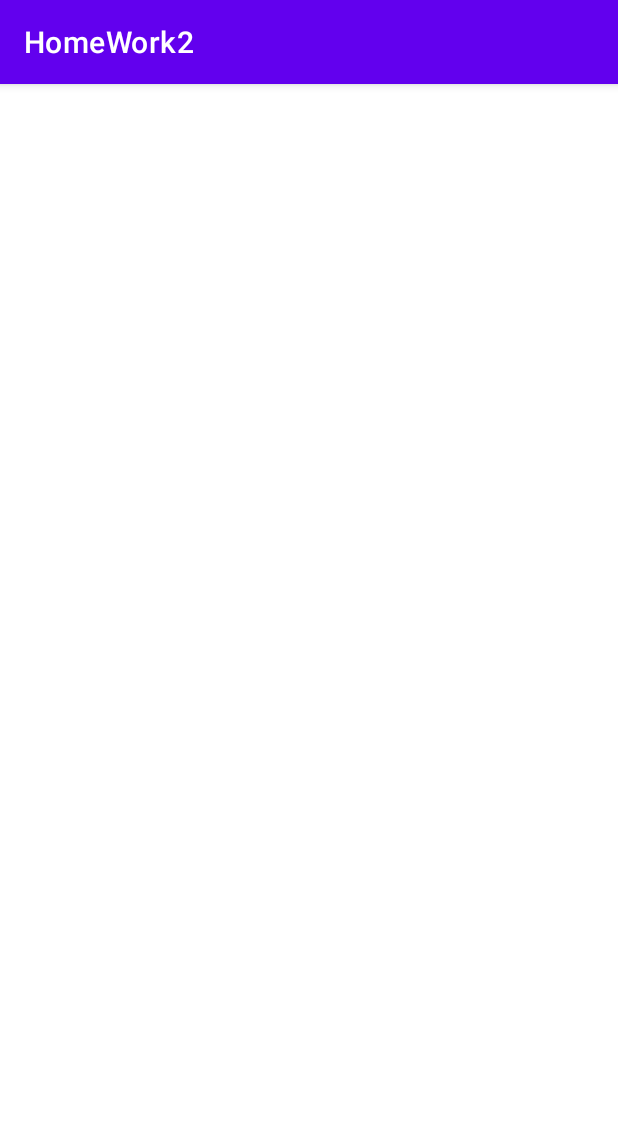
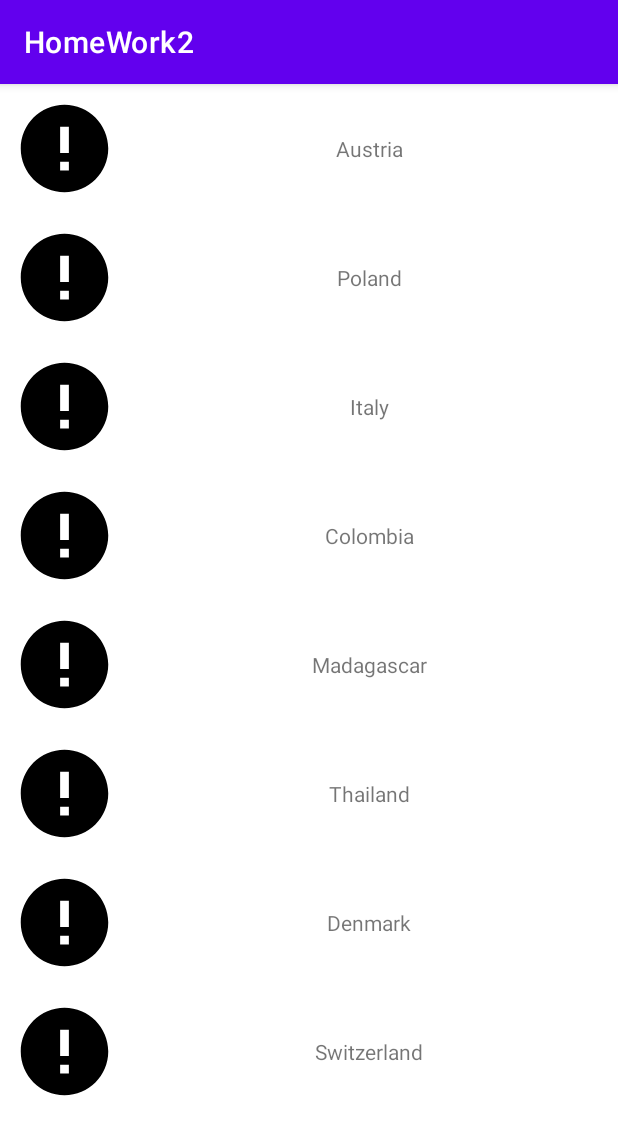
Before and after one commit to Pipssec/AstonHW_3_1, an Android app: the screen it shows after launch (MainActivity), on a phone screen of 412 x 824 dp. Shown: the top 1135 px of the screen. Run offline under Robolectric (Android 15) with nearby library versions, the phone set to English and light mode, and no system bars; our stand-ins replace Picasso; pictures from the network do not load.

Commit message:
Completed 3_1

```diff
--- a/app/build.gradle
+++ b/app/build.gradle
@@ -30,6 +30,9 @@ android {
     kotlinOptions {
         jvmTarget = '11'
     }
+    buildFeatures{
+        viewBinding true
+    }
 }
 
 dependencies {
@@ -42,4 +45,7 @@ dependencies {
     androidTestImplementation 'androidx.test.ext:junit:1.1.5'
     androidTestImplementation 'androidx.test.espresso:espresso-core:3.5.1'
     implementation 'androidx.recyclerview:recyclerview:1.3.0'
+    implementation 'com.squareup.picasso:picasso:2.5.2'
+
+
 }
--- a/app/src/main/AndroidManifest.xml
+++ b/app/src/main/AndroidManifest.xml
@@ -1,7 +1,7 @@
 <?xml version="1.0" encoding="utf-8"?>
 <manifest xmlns:android="http://schemas.android.com/apk/res/android"
     xmlns:tools="http://schemas.android.com/tools">
-
+    <uses-permission android:name="android.permission.INTERNET" />
     <application
         android:allowBackup="true"
         android:dataExtractionRules="@xml/data_extraction_rules"
--- /dev/null
+++ b/app/src/main/java/com/example/homework2/FlagsAdapter.kt
@@ -0,0 +1,36 @@
+package com.example.homework2
+
+import android.view.LayoutInflater
+import android.view.ViewGroup
+import androidx.recyclerview.widget.RecyclerView
+import com.example.homework2.databinding.FlagItemBinding
+import com.example.homework2.model.Flag
+import com.squareup.picasso.Picasso
+
+class FlagsAdapter (private val list: List<Flag>): RecyclerView.Adapter<FlagsAdapter.ViewHolder>(){
+    class ViewHolder(binding: FlagItemBinding): RecyclerView.ViewHolder(binding.root) {
+        val pictureFlag = binding.ivRvFlag
+        val nameFlag = binding.tvCountryName
+
+        fun bind(flag: Flag, holder: ViewHolder) {
+            nameFlag.text = flag.name
+            Picasso.with(holder.itemView.context)
+                .load(flag.picture)
+                .fit()
+                .error(R.drawable.baseline_error_24)
+                .into(pictureFlag)
+        }
+
+    }
+
+    override fun onCreateViewHolder(parent: ViewGroup, viewType: Int): ViewHolder {
+        val binding = FlagItemBinding.inflate(LayoutInflater.from(parent.context), parent, false)
+        return ViewHolder(binding)
+    }
+
+    override fun onBindViewHolder(holder: ViewHolder, position: Int) {
+        holder.bind(list[position], holder)
+    }
+
+    override fun getItemCount(): Int = list.size
+}
--- a/app/src/main/java/com/example/homework2/MainActivity.kt
+++ b/app/src/main/java/com/example/homework2/MainActivity.kt
@@ -1,16 +1,35 @@
 package com.example.homework2
 
-import android.content.Intent
 import android.os.Bundle
-import android.widget.Button
-import android.widget.TextView
 import androidx.appcompat.app.AppCompatActivity
+import androidx.recyclerview.widget.RecyclerView
+import com.example.homework2.databinding.ActivityMainBinding
+import com.example.homework2.model.Flag
 
 
 class MainActivity : AppCompatActivity() {
-
+    lateinit var binding: ActivityMainBinding
+    lateinit var rvFlags: RecyclerView
     override fun onCreate(savedInstanceState: Bundle?) {
         super.onCreate(savedInstanceState)
-        setContentView(R.layout.activity_main)
+        binding = ActivityMainBinding.inflate(layoutInflater)
+        val view = binding.root
+        setContentView(view)
+        rvFlags = binding.rvFlags
+        rvFlags.adapter = FlagsAdapter(createList())
+    }
+
+
+    fun createList(): List<Flag> {
+        return listOf(
+            Flag("https://www.megaflag.ru/sites/default/files/images/shop/products/flag_avstriya_enl.jpg", "Austria"),
+            Flag("https://www.megaflag.ru/sites/default/files/images/directory_names/flag_polsha_enl.jpg", "Poland"),
+            Flag("https://www.megaflag.ru/sites/default/files/images/directory_names/flag_italija_enl.jpg", "Italy"),
+            Flag("https://www.megaflag.ru/sites/default/files/images/shop/products/flag_kolumbiya_new.jpg", "Colombia"),
+            Flag("https://www.megaflag.ru/sites/default/files/images/shop/products/flag_madagaskar_new.jpg", "Madagascar"),
+            Flag("https://www.megaflag.ru/sites/default/files/images/shop/products/flag_tailand_new.jpg", "Thailand"),
+            Flag("https://www.megaflag.ru/sites/default/files/images/directory_names/flag_danija_enl.jpg", "Denmark"),
+            Flag("https://www.megaflag.ru/sites/default/files/images/shop/products/flag_shvejtsarija_new.jpg", "Switzerland"),
+        )
     }
 }
--- /dev/null
+++ b/app/src/main/java/com/example/homework2/model/Flag.kt
@@ -0,0 +1,6 @@
+package com.example.homework2.model
+
+data class Flag(
+    val picture: String,
+    val name: String
+)
--- /dev/null
+++ b/app/src/main/res/drawable/baseline_error_24.xml
@@ -0,0 +1,5 @@
+<vector android:height="24dp" android:tint="#000000"
+    android:viewportHeight="24" android:viewportWidth="24"
+    android:width="24dp" xmlns:android="http://schemas.android.com/apk/res/android">
+    <path android:fillColor="@android:color/white" android:pathData="M12,2C6.48,2 2,6.48 2,12s4.48,10 10,10 10,-4.48 10,-10S17.52,2 12,2zM13,17h-2v-2h2v2zM13,13h-2L11,7h2v6z"/>
+</vector>
--- a/app/src/main/res/layout/activity_main.xml
+++ b/app/src/main/res/layout/activity_main.xml
@@ -6,6 +6,13 @@
     android:layout_height="match_parent"
     tools:context=".MainActivity">
 
+    <androidx.recyclerview.widget.RecyclerView
+        android:id="@+id/rvFlags"
+        android:layout_width="match_parent"
+        android:layout_height="match_parent"
+        app:layoutManager="androidx.recyclerview.widget.LinearLayoutManager"
+        />
+
 
 
 </androidx.constraintlayout.widget.ConstraintLayout>
--- /dev/null
+++ b/app/src/main/res/layout/flag_item.xml
@@ -0,0 +1,26 @@
+<?xml version="1.0" encoding="utf-8"?>
+<androidx.constraintlayout.widget.ConstraintLayout xmlns:android="http://schemas.android.com/apk/res/android"
+    android:layout_width="match_parent"
+    android:layout_height="wrap_content"
+    android:padding="8dp"
+    xmlns:app="http://schemas.android.com/apk/res-auto">
+
+    <ImageView
+        android:id="@+id/iv_rv_flag"
+        android:layout_width="70dp"
+        android:layout_height="70dp"
+        app:layout_constraintStart_toStartOf="parent"
+        app:layout_constraintTop_toTopOf="parent"/>
+
+    <TextView
+        android:id="@+id/tv_countryName"
+        android:layout_width="wrap_content"
+        android:layout_height="wrap_content"
+        app:layout_constraintStart_toEndOf="@+id/iv_rv_flag"
+        app:layout_constraintTop_toTopOf="parent"
+        app:layout_constraintBottom_toBottomOf="parent"
+        app:layout_constraintEnd_toEndOf="parent"
+        android:layout_marginStart="10dp"
+        />
+
+</androidx.constraintlayout.widget.ConstraintLayout>
```
Also changed, not shown: build.gradle (line endings or trailing spaces).
